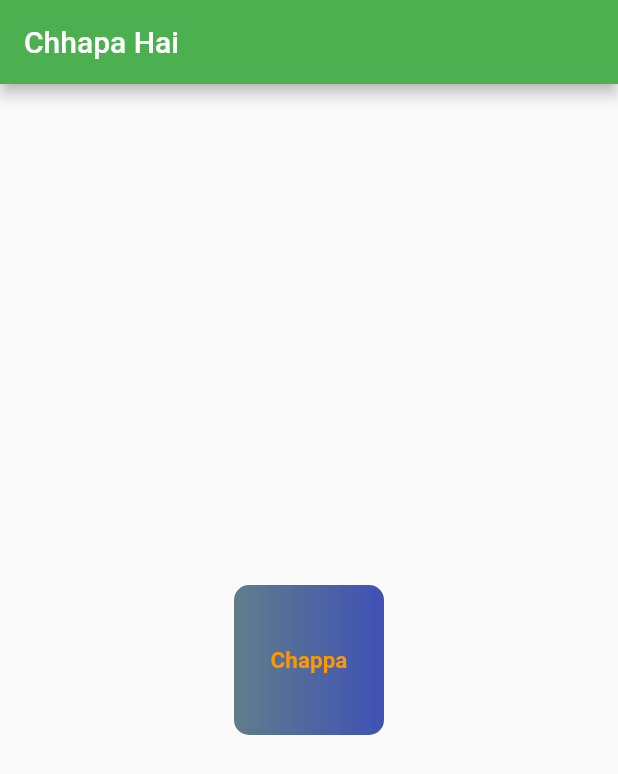
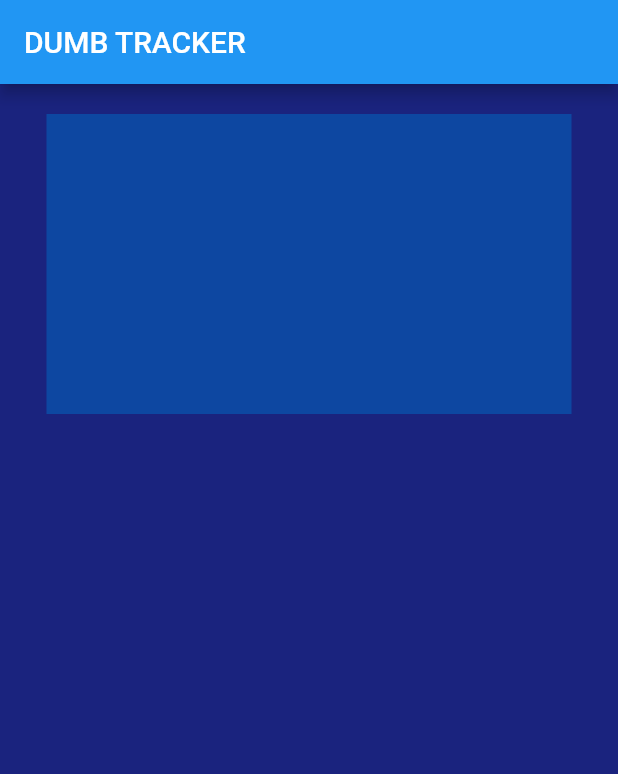
Before and after one commit to shashwat28/Learning_Flutter, a Flutter app: the screen it shows after launch, on a phone screen of 412 x 824 dp. Shown: the top 774 px of the screen. Run offline on Flutter 3.47's test engine with Material 2 defaults, Android fonts, the phone set to English and light mode, and no system bars.

Commit message:
Second commit after row and column

```diff
--- a/lib/main.dart
+++ b/lib/main.dart
@@ -4,7 +4,7 @@ void main() {
   runApp(MaterialApp(
     home:HomePage(),
     theme: ThemeData(
-      primarySwatch: Colors.green,
+      primarySwatch: Colors.blue,
     ),
   ));
 }
@@ -14,32 +14,22 @@ class HomePage extends StatelessWidget {
   Widget build(BuildContext context) {
     return Scaffold(
       appBar: AppBar(
-        title: Text("Chhapa Hai"),
+        title: Text("DUMB TRACKER"),
       ),
-      body: Center(
-        child: Container(
+      body: Container(
+        padding: const EdgeInsets.all(20),
+        color:Colors.indigo[900],
+        width: 500,
+        child: Column(
+          mainAxisAlignment: MainAxisAlignment.start,
+          children: <Widget>[
+            Container(
           padding: const EdgeInsets.all(8),
-          width:100,
-          height: 100,
-          alignment: Alignment.center,
-          decoration: BoxDecoration(
-            color: Colors.green,
-            borderRadius: BorderRadius.circular(10),
-            gradient: LinearGradient(
-              colors: [
-                Colors.blueGrey,
-                Colors.indigo,
-              ]
-            ),
-          ),
-          child: Text("Chappa",
-          textAlign: TextAlign.center,
-          style: TextStyle(
-            fontSize: 15,
-            color: Colors.orange,
-            fontWeight: FontWeight.bold
-          ),
-          ),
+          width:350,
+          height: 200,
+          color: Colors.blue[900],
+        ),
+          ],
         ),
       ),
     );
```
